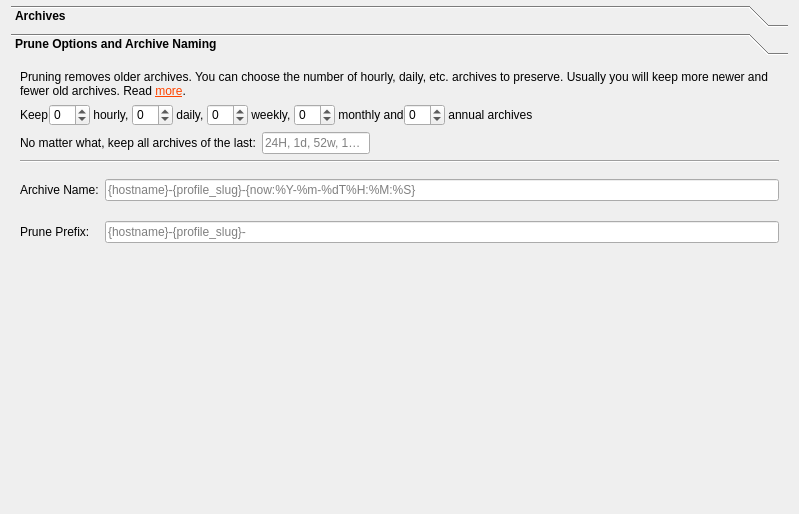
This is src/vorta/assets/UI/archivetab.ui in borgbase/vorta as Qt 5 draws it before an edit. The edited form follows.
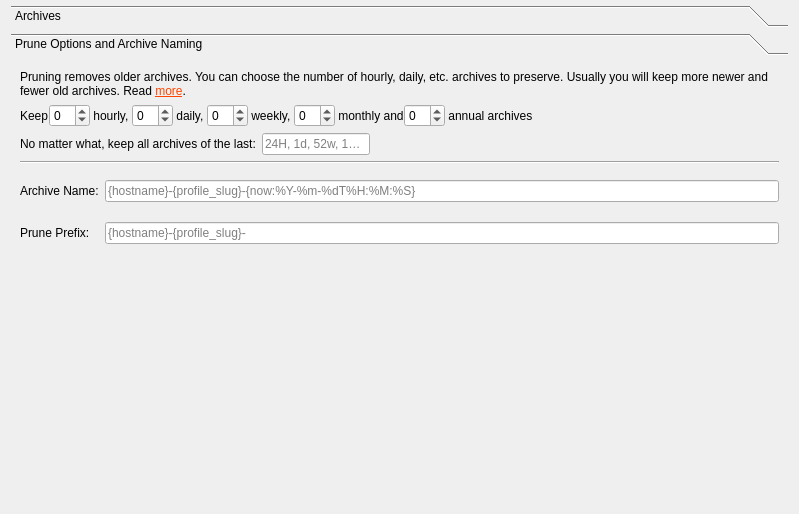
This is the edited form. The open tabs and pages were chosen to show the change.

Commit message: Add OS-independent dark mode detection. Fix QToolbox style after theme changes.

Diff of the .ui file:
```diff
--- a/src/vorta/assets/UI/archivetab.ui
+++ b/src/vorta/assets/UI/archivetab.ui
@@ -28,11 +28,6 @@
        <bold>false</bold>
       </font>
      </property>
-     <property name="styleSheet">
-      <string notr="true">QToolBox::tab {
-font-weight: bold;
-}</string>
-     </property>
      <property name="currentIndex">
       <number>0</number>
      </property>
@@ -208,8 +203,8 @@
        <rect>
         <x>0</x>
         <y>0</y>
-        <width>572</width>
-        <height>282</height>
+        <width>775</width>
+        <height>441</height>
        </rect>
       </property>
       <attribute name="label">
```
The commit also changes 4 other files.
